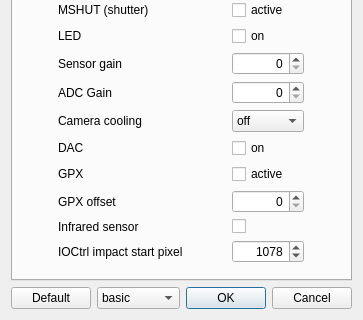
Qt form escam/dialogsettings.ui (Entwicklungsburo-Stresing/EBST_CAM) before a commit; both pictures show x 0 to 363 and y 194 to 514 of the 363 by 514 pixel window.
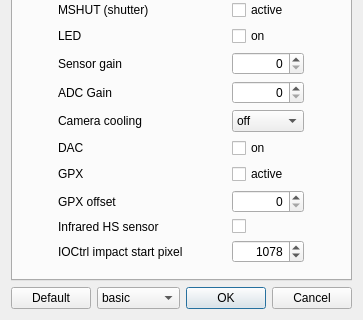
The same form after that commit. The open tabs and pages were chosen to show the change.

Commit message: Rename 'Infrared sensor' to 'Infrared HS sensor'

The edit to the form file:
```diff
--- a/escam/dialogsettings.ui
+++ b/escam/dialogsettings.ui
@@ -6,8 +6,8 @@
    <rect>
     <x>0</x>
     <y>0</y>
-    <width>333</width>
-    <height>471</height>
+    <width>336</width>
+    <height>482</height>
    </rect>
   </property>
   <property name="windowTitle">
@@ -801,7 +801,7 @@
          <item row="14" column="1">
           <widget class="QLabel" name="labelIr">
            <property name="text">
-            <string>Infrared sensor</string>
+            <string>Infrared HS sensor</string>
            </property>
           </widget>
          </item>
```
Left out of the diff: 2 changed lines with no effect on the pictures.
